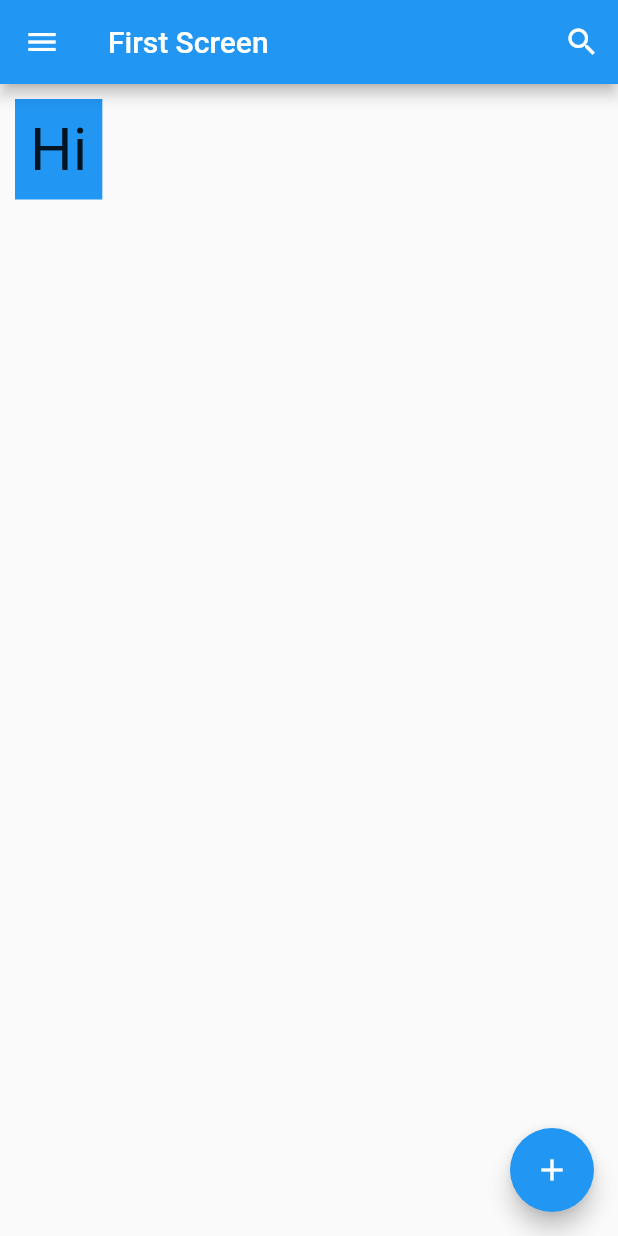
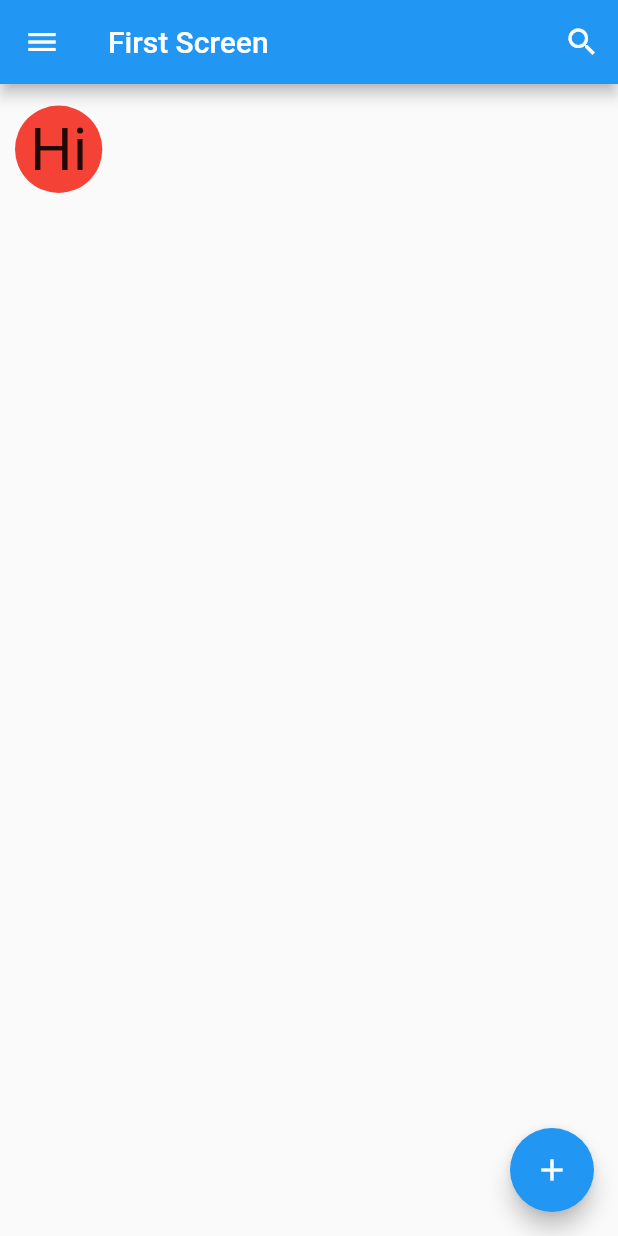
Before and after one commit to akhdanpangestuajiwidodo/GeneralWidgetApp, a Flutter app: the screen it shows after launch, on a phone screen of 412 x 824 dp. Run offline on Flutter 3.47's test engine with Material 2 defaults, Android fonts, the phone set to English and light mode, and no system bars.

Commit message:
Create decoration widget and use BoxDecoration (color and shape)

```diff
--- a/lib/main.dart
+++ b/lib/main.dart
@@ -53,9 +53,12 @@ class FirstScreen extends StatelessWidget{
           "Hi",
           style: TextStyle(fontSize: 40),
         ),
-        color: Colors.blue,
         padding: EdgeInsets.all(10),
         margin: EdgeInsets.all(10),
+        decoration: BoxDecoration(
+          color: Colors.red,
+          shape: BoxShape.circle,
+        ),
       ),
 
       floatingActionButton: FloatingActionButton(
```
